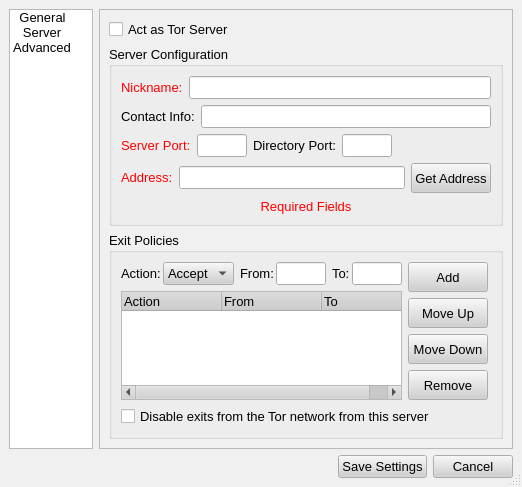
The window that src/gui/configdialog/configdialog.ui (a-ilin/vidalia) describes before a commit, drawn with Qt 5.
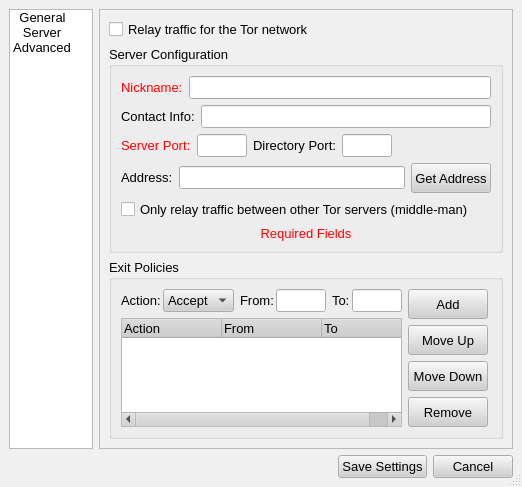
The same window after the commit. The open tabs and pages were chosen to show the change. Icons and pictures are not drawn.

Commit message:
Made some minor adjustments to the server page of the ConfigDialog.
svn:r280

```diff
--- a/src/gui/configdialog/configdialog.ui
+++ b/src/gui/configdialog/configdialog.ui
@@ -8,8 +8,8 @@
    <rect>
     <x>0</x>
     <y>0</y>
-    <width>519</width>
-    <height>391</height>
+    <width>490</width>
+    <height>396</height>
    </rect>
   </property>
   <property name="palette" >
@@ -819,7 +819,7 @@
             <string>Check to run as a Tor network server</string>
            </property>
            <property name="text" >
-            <string>Act as Tor Server</string>
+            <string>Relay traffic for the Tor network</string>
            </property>
            <property name="checked" >
             <bool>false</bool>
@@ -1047,7 +1047,7 @@
                     <enum>Qt::NoContextMenu</enum>
                    </property>
                    <property name="text" >
-                    <string>&lt;html>&lt;head>&lt;meta name="qrichtext" content="1" />&lt;/head>&lt;body style=" white-space: pre-wrap; font-family:Arial; font-size:10pt; font-weight:400; font-style:normal; text-decoration:none;">&lt;p style=" margin-top:0px; margin-bottom:0px; margin-left:0px; margin-right:0px; -qt-block-indent:0; text-indent:0px;">&lt;span style=" color:#ff0000;">Address:&lt;/span>&lt;/p>&lt;/body>&lt;/html></string>
+                    <string>&lt;html>&lt;head>&lt;meta name="qrichtext" content="1" />&lt;/head>&lt;body style=" white-space: pre-wrap; font-family:Arial; font-size:10pt; font-weight:400; font-style:normal; text-decoration:none;">&lt;p style=" margin-top:0px; margin-bottom:0px; margin-left:0px; margin-right:0px; -qt-block-indent:0; text-indent:0px;">&lt;span style=" color:#000000;">Address:&lt;/span>&lt;/p>&lt;/body>&lt;/html></string>
                    </property>
                   </widget>
                  </item>
@@ -1082,6 +1082,19 @@
                  </item>
                 </layout>
                </item>
+               <item>
+                <widget class="QCheckBox" name="chkMiddleMan" >
+                 <property name="contextMenuPolicy" >
+                  <enum>Qt::NoContextMenu</enum>
+                 </property>
+                 <property name="toolTip" >
+                  <string>If selected, clients will not exit the Tor network through your server</string>
+                 </property>
+                 <property name="text" >
+                  <string>Only relay traffic between other Tor servers (middle-man)</string>
+                 </property>
+                </widget>
+               </item>
                <item>
                 <widget class="QLabel" name="label_5" >
                  <property name="layoutDirection" >
@@ -1462,19 +1475,6 @@
                  </item>
                 </layout>
                </item>
-               <item>
-                <widget class="QCheckBox" name="chkMiddleMan" >
-                 <property name="contextMenuPolicy" >
-                  <enum>Qt::NoContextMenu</enum>
-                 </property>
-                 <property name="toolTip" >
-                  <string>If selected, your server will only relay traffic between other Tor servers</string>
-                 </property>
-                 <property name="text" >
-                  <string>Disable exits from the Tor network from this server</string>
-                 </property>
-                </widget>
-               </item>
                <item>
                 <spacer>
                  <property name="orientation" >
```
The commit also changes 1 other file.
